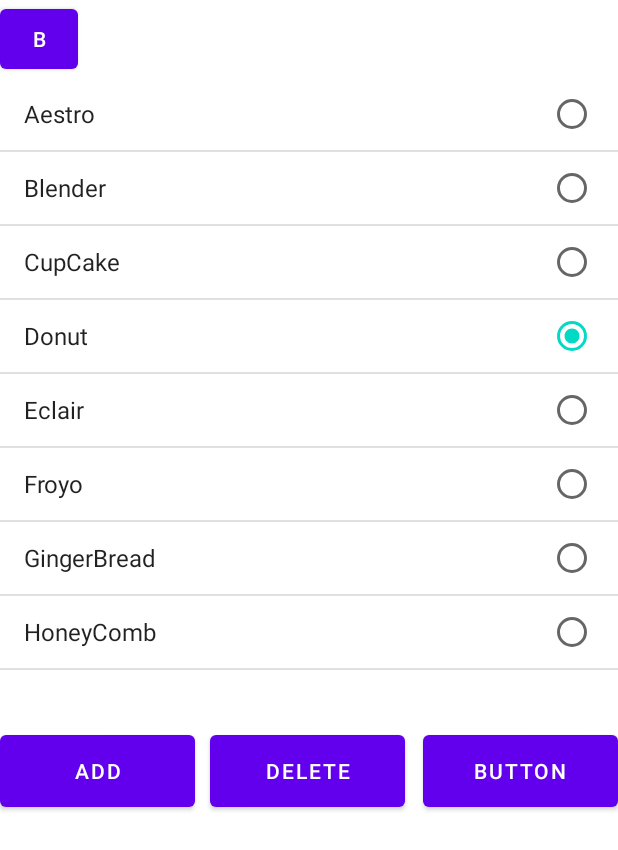
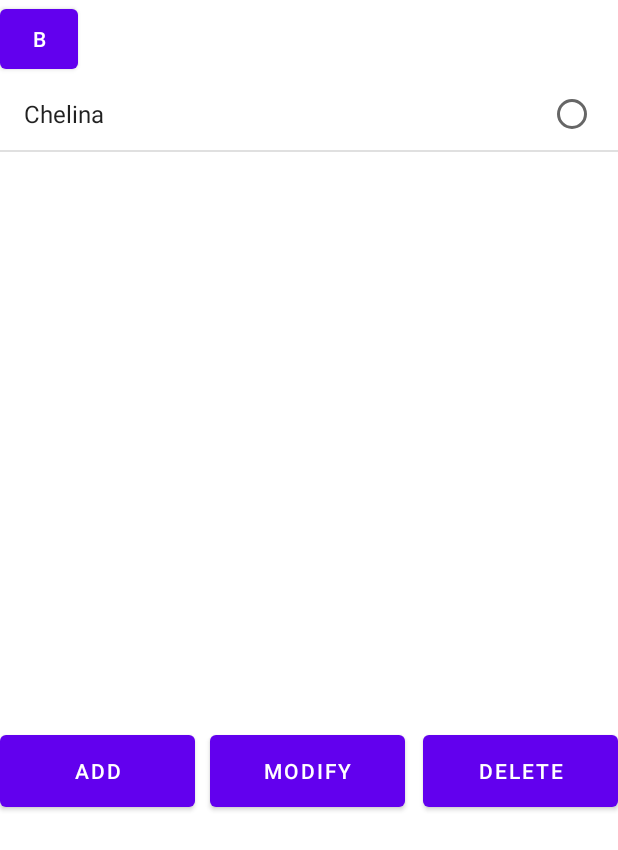
Before and after one commit to xe1230/Cheina, an Android app: the Act_SelectionCourse screen opened directly, with no data from a screen before it, on a phone screen of 412 x 824 dp. Shown: the top 850 px of the screen. Run offline under Robolectric (Android 15) with nearby library versions, the phone set to English and light mode, and no system bars.

```diff
--- a/app/src/main/AndroidManifest.xml
+++ b/app/src/main/AndroidManifest.xml
@@ -10,6 +10,7 @@
         android:label="@string/app_name"
         android:supportsRtl="true"
         android:theme="@style/Theme.Chelina"
+        android:name=".DataBase.CConfigulation"
         tools:targetApi="31">
         <activity
             android:name=".Act_SelectionCourse"
--- a/app/src/main/java/com/example/chelina/Act_SelectionCourse.java
+++ b/app/src/main/java/com/example/chelina/Act_SelectionCourse.java
@@ -1,60 +1,78 @@
 package com.example.chelina;
 
-import androidx.appcompat.app.ActionBar;
 import androidx.appcompat.app.AppCompatActivity;
 
+import android.app.AlertDialog;
+import android.content.DialogInterface;
 import android.content.Intent;
+import android.database.Cursor;
 import android.os.Bundle;
 import android.view.View;
 import android.widget.AdapterView;
 import android.widget.ArrayAdapter;
+import android.widget.EditText;
 import android.widget.ListView;
-import android.widget.Toast;
+import com.example.chelina.DataBase.CDataBaseSystem;
 
 import java.util.ArrayList;
 
 public class Act_SelectionCourse extends AppCompatActivity
 {
-    ListView m_listView;
-    ArrayList<String> m_list_str;
-    ArrayAdapter        m_adapter;
-    String[]            m_strversions = {"Aestro","Blender","CupCake","Donut","Eclair","Froyo","GingerBread","HoneyComb"};
+    private ListView            m_listView;
+    private ArrayList<String>   m_list_str = new ArrayList<>();
+    private ArrayAdapter        m_adapter;
+
 
     @Override
     protected void onCreate(Bundle savedInstanceState)
     {
         super.onCreate(savedInstanceState);
         setContentView(R.layout.frm_selection_course);
-        ActionBar actionBar = getSupportActionBar();
-        actionBar.hide();
+        getSupportActionBar().hide();
 
         m_listView = findViewById(R.id.list_view);
 
-        m_list_str = new ArrayList<>();
-
-        for (int nCnt = 0; nCnt < m_strversions.length; nCnt++)
-        {
-            m_list_str.add(m_strversions[nCnt]);
-        }
 
         m_listView.setChoiceMode(m_listView.CHOICE_MODE_SINGLE);
 
-
-        m_adapter = new ArrayAdapter(Act_SelectionCourse.this,android.R.layout.simple_list_item_single_choice, m_list_str);
+        m_adapter = new ArrayAdapter(this, android.R.layout.simple_list_item_single_choice, m_list_str);
 
         m_listView.setAdapter(m_adapter);
         m_listView.setSelection(m_adapter.getCount() - 1);
         m_listView.setItemChecked(3,true);
 
+
         m_listView.setOnItemClickListener(new AdapterView.OnItemClickListener()
         {
             @Override
-            public void onItemClick(AdapterView<?> adapterView, View view, int i, long l)
+            public void onItemClick(AdapterView<?> adapterView, View view, int nRowIdx, long lID)
             {
-                Toast.makeText(Act_SelectionCourse.this, "Selected -> " + m_strversions[i], Toast.LENGTH_SHORT).show();
+                CDataBaseSystem.Instance().UseTable(m_list_str.get(nRowIdx));
             }
         });
+
+        String sql = "SELECT name FROM sqlite_master WHERE type IN ('table', 'view') AND name LIKE '%_tbl' UNION ALL SELECT name FROM sqlite_temp_master WHERE type IN ('table', 'view') ORDER BY 1;";
+
+        Cursor cursor = CDataBaseSystem.Instance().Select(sql);
+
+        while(cursor.moveToNext())
+        {
+            String strTableName = cursor.getString(0);
+            strTableName = strTableName.replace("_tbl","");
+
+            m_list_str.add(strTableName);
+        }
+
+        m_adapter.notifyDataSetChanged();
     }
+
+    /* ----------------------------------------------------------------------------- */
+    // Private Function
+    /* ----------------------------------------------------------------------------- */
+//    private void CrateTable(String strName)
+//    {
+//        m_db.execSQL("CREATE TABLE IF NOT EXISTS "+ strName +"(_id integer PRIMARY KEY AUTOINCREMENT, record_time time, reference_txt text, ImageIdx_n int, Titel_text text)");
+//    }
 
     /* ----------------------------------------------------------------------------- */
     // Protected Function
@@ -75,5 +93,28 @@ public class Act_SelectionCourse extends AppCompatActivity
         finish();
     }
 
+    public void btn_Add_onClick(View view)
+    {
+        final EditText edittext = new EditText(this);
+        AlertDialog.Builder dlg = new AlertDialog.Builder(this).setCancelable(false);
+        dlg.setTitle("Check Level");
+        dlg.setView(edittext);
 
+        dlg.setNeutralButton("닫기",null);
+        dlg.setPositiveButton("저장",new DialogInterface.OnClickListener()
+        {
+            @Override
+            public void onClick(DialogInterface dialog, int pos)
+            {
+                String          strRefer        = edittext.getText().toString();
+
+                CDataBaseSystem.Instance().CrateTable(strRefer);
+                m_list_str.add(strRefer);
+                m_adapter.notifyDataSetChanged();
+            }
+        });
+
+        dlg.show();
+
+    }
 }
--- a/app/src/main/java/com/example/chelina/MainActivity.java
+++ b/app/src/main/java/com/example/chelina/MainActivity.java
@@ -12,6 +12,7 @@ import android.widget.Button;
 import android.widget.TextView;
 import android.widget.Toast;
 
+import com.example.chelina.DataBase.CDataBaseSystem;
 import com.example.chelina.Recipe.CRecordData;
 
 import java.io.FileInputStream;
@@ -49,6 +50,7 @@ public class MainActivity extends AppCompatActivity
         m_editRecord = (TextView) findViewById(R.id.edit_moto);
         m_btnBlog = (Button) findViewById(R.id.btn_Blog);
 
+        CDataBaseSystem.Instance().Initialize(this);
 //        Intent intent = getIntent();
 //        procesIntent(intent);
 
--- a/app/src/main/res/layout/frm_execute.xml
+++ b/app/src/main/res/layout/frm_execute.xml
@@ -60,7 +60,7 @@
         android:id="@+id/edit_Title"
         android:layout_width="269dp"
         android:layout_height="51dp"
-        android:layout_marginTop="32dp"
+        android:layout_marginTop="52dp"
         android:text="Memo"
         android:textSize="22dp"
         app:layout_constraintEnd_toEndOf="parent"
--- a/app/src/main/res/layout/frm_selection_course.xml
+++ b/app/src/main/res/layout/frm_selection_course.xml
@@ -16,30 +16,31 @@
         app:layout_constraintTop_toTopOf="parent" />
 
     <Button
-        android:id="@+id/delete"
+        android:id="@+id/btn_Add"
         android:layout_width="130dp"
         android:layout_height="60dp"
         android:layout_marginTop="484dp"
+        android:onClick="btn_Add_onClick"
         android:text="Add"
         app:layout_constraintStart_toStartOf="parent"
         app:layout_constraintTop_toTopOf="parent" />
 
     <Button
-        android:id="@+id/button4"
+        android:id="@+id/btn_Modify"
         android:layout_width="130dp"
         android:layout_height="60dp"
         android:layout_marginStart="140dp"
         android:layout_marginTop="484dp"
-        android:text="Delete"
+        android:text="Modify"
         app:layout_constraintStart_toStartOf="parent"
         app:layout_constraintTop_toTopOf="parent" />
 
     <Button
-        android:id="@+id/button5"
+        android:id="@+id/btn_Delete"
         android:layout_width="130dp"
         android:layout_height="60dp"
         android:layout_marginTop="484dp"
-        android:text="Button"
+        android:text="Delete"
         app:layout_constraintEnd_toEndOf="parent"
         app:layout_constraintTop_toTopOf="parent" />
 
```
Also changed, not shown: app/src/main/java/com/example/chelina/Act_execute.java (+17 -32 lines), app/src/main/java/com/example/chelina/DataBase/CConfigulation.java (added, +16 -0 lines), app/src/main/java/com/example/chelina/DataBase/CDBHelper.java (added, +30 -0 lines), app/src/main/java/com/example/chelina/DataBase/CDataBaseSystem.java (added, +72 -0 lines), 1 other file.
